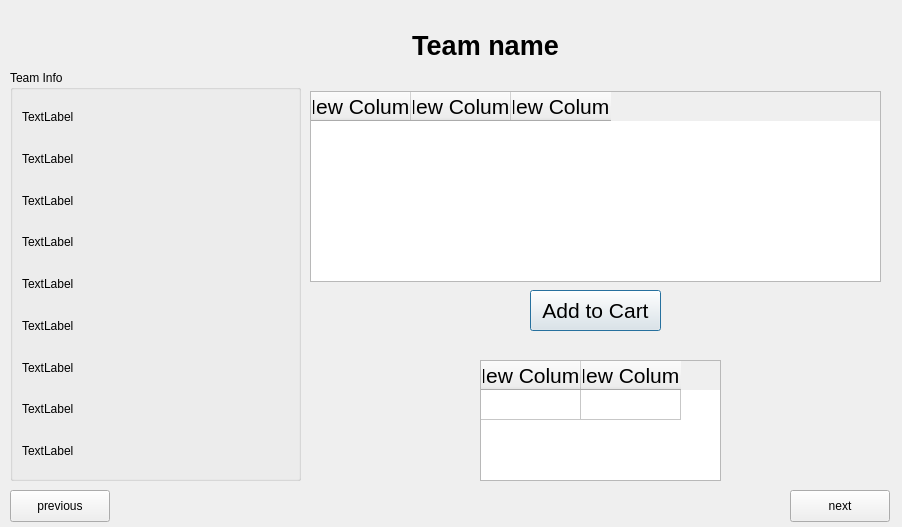
Qt form SouvenirPurchase.ui (DonovanFoley/CS1DProject2) before a commit.
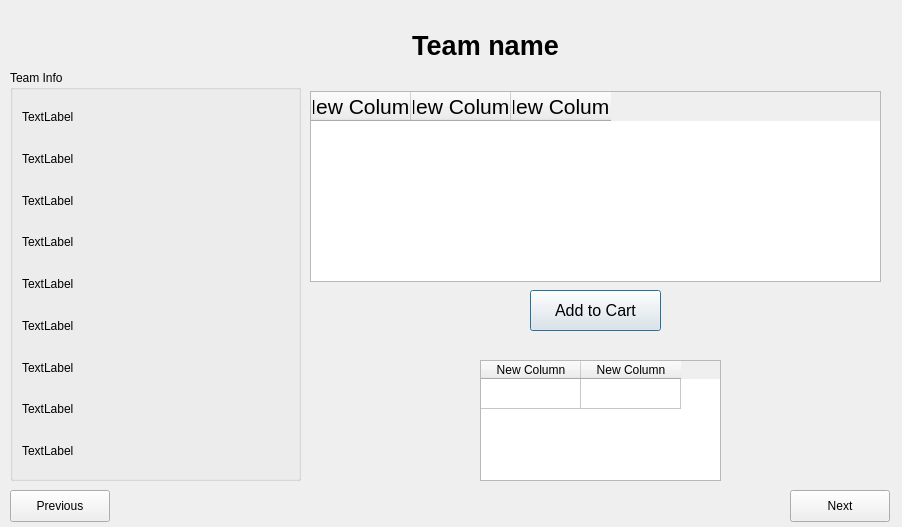
The same form after that commit.

The edit to the form file:
```diff
--- a/SouvenirPurchase.ui
+++ b/SouvenirPurchase.ui
@@ -98,7 +98,7 @@
     </property>
     <property name="font">
      <font>
-      <pointsize>16</pointsize>
+      <pointsize>9</pointsize>
      </font>
     </property>
    </column>
@@ -108,7 +108,7 @@
     </property>
     <property name="font">
      <font>
-      <pointsize>16</pointsize>
+      <pointsize>9</pointsize>
      </font>
     </property>
    </column>
@@ -146,7 +146,7 @@
    </property>
    <property name="font">
     <font>
-     <pointsize>16</pointsize>
+     <pointsize>12</pointsize>
     </font>
    </property>
    <property name="text">
@@ -163,7 +163,7 @@
     </rect>
    </property>
    <property name="text">
-    <string>previous</string>
+    <string>Previous</string>
    </property>
   </widget>
   <widget class="QPushButton" name="pushButton_next">
@@ -176,7 +176,7 @@
     </rect>
    </property>
    <property name="text">
-    <string>next</string>
+    <string>Next</string>
    </property>
   </widget>
   <widget class="QGroupBox" name="groupBox_teamInfo">
```
Left out of the diff: 2 changed lines with no effect on the pictures.
